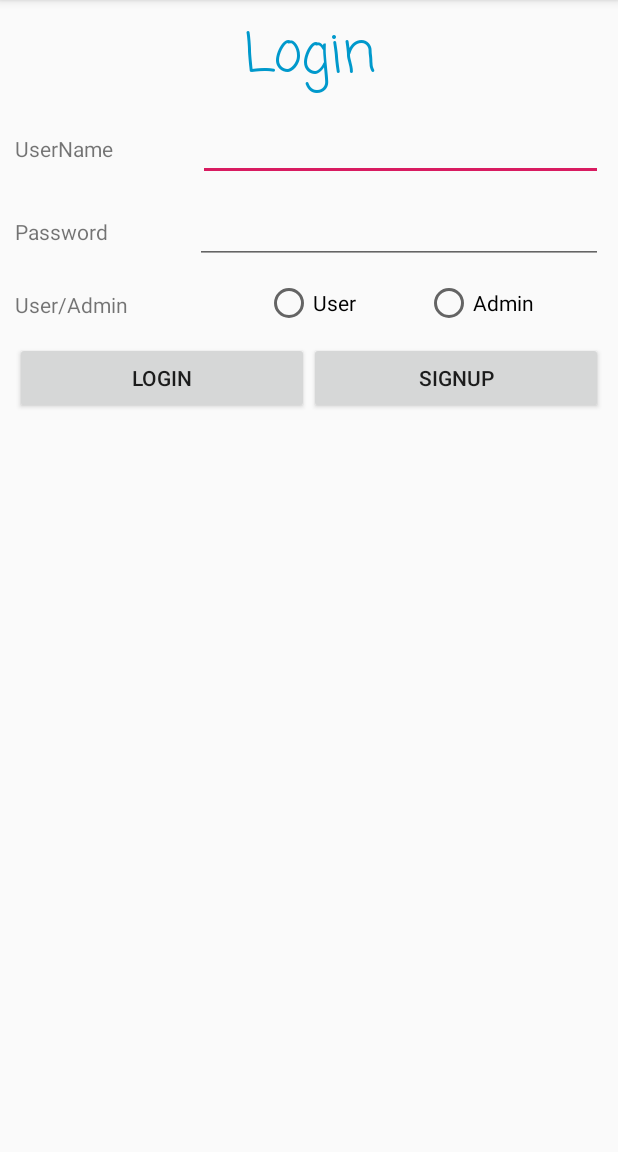
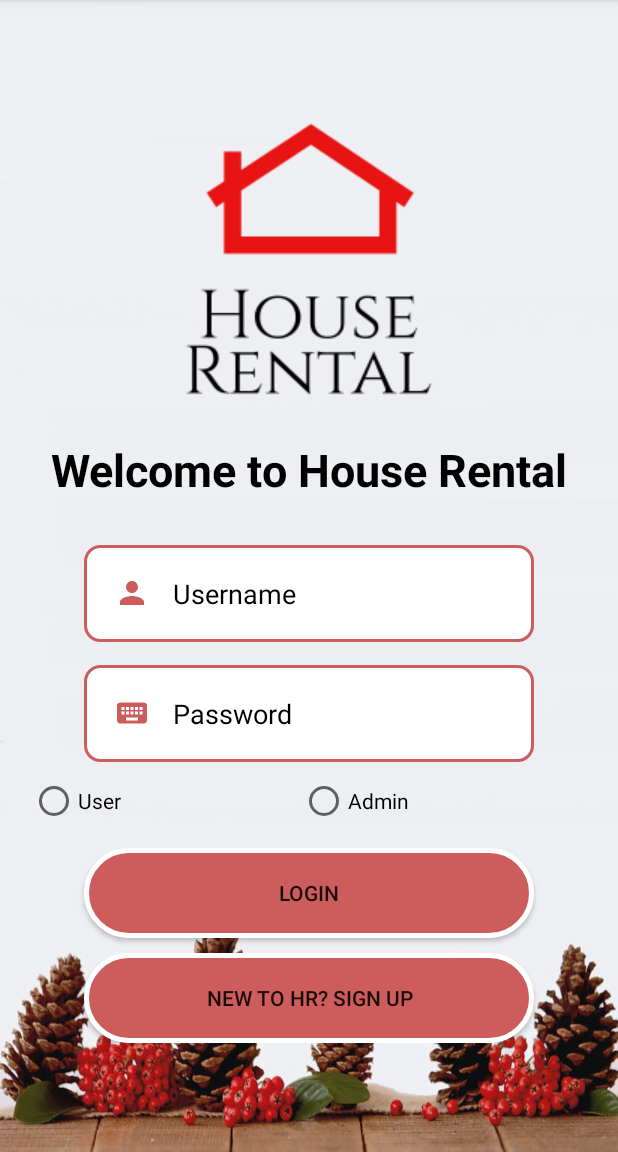
Before and after one commit to subodh270/comp313-002-Team-2-HouseRental, an Android app: the screen it shows after launch (MainActivity), on a phone screen of 412 x 824 dp, the part 84-1236 px from its top. Run offline under Robolectric (Android 15) with nearby library versions, the phone set to English and light mode, and no system bars; our stand-ins replace Firebase (no records; nobody signed in at launch, a user with empty details on screens opened directly); libraries missing offline, so code that uses them is left out: com.msg91.sendotpandroid.

Commit message:
Login Screen Update

```diff
--- /dev/null
+++ b/app/src/main/res/drawable/button.xml
@@ -0,0 +1,8 @@
+<?xml version="1.0" encoding="utf-8"?>
+<shape xmlns:android="http://schemas.android.com/apk/res/android">
+
+    <solid android:color="#cd5c5c"/>
+    <stroke android:color="#ffff" />
+    <stroke android:width="3dp"/>
+    <corners android:radius="100dp"/>
+</shape>
--- /dev/null
+++ b/app/src/main/res/drawable/edit.xml
@@ -0,0 +1,8 @@
+<?xml version="1.0" encoding="utf-8"?>
+<shape xmlns:android="http://schemas.android.com/apk/res/android">
+
+    <solid android:color="#fff"/>
+    <stroke android:color="#cd5c5c" />
+    <stroke android:width="2dp"/>
+    <corners android:radius="10dp"/>
+</shape>
--- /dev/null
+++ b/app/src/main/res/drawable/ic_keyboard_.xml
@@ -0,0 +1,5 @@
+<vector android:height="24dp" android:tint="#CD5C5C"
+    android:viewportHeight="24.0" android:viewportWidth="24.0"
+    android:width="24dp" xmlns:android="http://schemas.android.com/apk/res/android">
+    <path android:fillColor="#FF000000" android:pathData="M20,5L4,5c-1.1,0 -1.99,0.9 -1.99,2L2,17c0,1.1 0.9,2 2,2h16c1.1,0 2,-0.9 2,-2L22,7c0,-1.1 -0.9,-2 -2,-2zM11,8h2v2h-2L11,8zM11,11h2v2h-2v-2zM8,8h2v2L8,10L8,8zM8,11h2v2L8,13v-2zM7,13L5,13v-2h2v2zM7,10L5,10L5,8h2v2zM16,17L8,17v-2h8v2zM16,13h-2v-2h2v2zM16,10h-2L14,8h2v2zM19,13h-2v-2h2v2zM19,10h-2L17,8h2v2z"/>
+</vector>
--- /dev/null
+++ b/app/src/main/res/drawable/ic_person.xml
@@ -0,0 +1,5 @@
+<vector android:height="24dp" android:tint="#CD5C5C"
+    android:viewportHeight="24.0" android:viewportWidth="24.0"
+    android:width="24dp" xmlns:android="http://schemas.android.com/apk/res/android">
+    <path android:fillColor="#FF000000" android:pathData="M12,12c2.21,0 4,-1.79 4,-4s-1.79,-4 -4,-4 -4,1.79 -4,4 1.79,4 4,4zM12,14c-2.67,0 -8,1.34 -8,4v2h16v-2c0,-2.66 -5.33,-4 -8,-4z"/>
+</vector>
--- a/app/src/main/res/layout/activity_main.xml
+++ b/app/src/main/res/layout/activity_main.xml
@@ -1,36 +1,80 @@
 <?xml version="1.0" encoding="utf-8"?>
-<RelativeLayout xmlns:android="http://schemas.android.com/apk/res/android"
+<LinearLayout xmlns:android="http://schemas.android.com/apk/res/android"
     xmlns:app="http://schemas.android.com/apk/res-auto"
     xmlns:tools="http://schemas.android.com/tools"
     android:layout_width="match_parent"
     android:layout_height="match_parent"
+    android:background="@drawable/white_plain1"
+    tools:context=".MainActivity">
+
+    <ScrollView
+        android:layout_width="match_parent"
+        android:layout_height="match_parent"
+        android:id="@+id/scrollView"
+        android:layout_gravity="center">
+
+        <LinearLayout
+            android:id="@+id/root"
+            android:layout_width="match_parent"
+            android:layout_height="match_parent"
+            android:layout_margin="10dp"
+            android:layout_gravity="center"
             android:orientation="vertical"
-    tools:context=".MainActivity">
+            >
             <ProgressBar
                 android:id="@+id/progress"
                 android:visibility="gone"
                 android:layout_centerInParent="true"
                 android:layout_width="50dp"
                 android:layout_height="50dp"/>
-    <LinearLayout
-        android:id="@+id/root"
-        android:layout_width="match_parent"
-        android:layout_height="match_parent"
-        android:orientation="vertical">
+
+            <ImageView
+                android:layout_width="200dp"
+                android:layout_height="200dp"
+                android:src="@drawable/house_rental1"
+                android:layout_gravity="center"
+                />
 
             <TextView
-            android:id="@+id/textView"
-            android:layout_width="match_parent"
+                android:layout_width="wrap_content"
                 android:layout_height="wrap_content"
-            android:layout_marginLeft="10dp"
-            android:layout_marginTop="10dp"
-            android:layout_marginRight="10dp"
-            android:fontFamily="casual"
-            android:text="Login"
-            android:textAlignment="center"
-            android:textColor="@android:color/holo_blue_dark"
-            android:textSize="36sp" />
+                android:text="Welcome to House Rental"
+                android:textStyle="bold"
+                android:textColor="#000000"
+                android:layout_gravity="center"
+                android:textSize="30dp"
+                android:layout_marginTop="20dp"
 
+                />
+            <EditText
+                android:id="@+id/editText"
+                android:layout_width="300dp"
+                android:layout_height="wrap_content"
+                android:inputType="textEmailAddress"
+                android:hint="Username"
+                android:textColorHint="#000000"
+                android:layout_gravity="center"
+                android:drawableLeft="@drawable/ic_person"
+                android:drawablePadding="15dp"
+                android:layout_marginTop="30dp"
+                android:background="@drawable/edit"
+                android:padding="20dp"
+                />
+
+            <EditText
+                android:id="@+id/editText2"
+                android:layout_width="300dp"
+                android:layout_height="wrap_content"
+                android:inputType="textPassword"
+                android:hint="Password"
+                android:textColorHint="#000000"
+                android:layout_gravity="center"
+                android:drawableLeft="@drawable/ic_keyboard_"
+                android:drawablePadding="15dp"
+                android:layout_marginTop="15dp"
+                android:background="@drawable/edit"
+                android:padding="20dp"
+                />
             <LinearLayout
                 android:layout_width="match_parent"
                 android:layout_height="wrap_content"
@@ -39,66 +83,12 @@
                 android:layout_marginRight="10dp"
                 android:orientation="horizontal">
 
-        <TextView
-            android:id="@+id/textView2"
-            android:layout_width="wrap_content"
-            android:layout_height="wrap_content"
-            android:layout_weight="1"
-            android:text="UserName" />
 
-        <EditText
-            android:id="@+id/editText"
-            android:layout_width="wrap_content"
-            android:layout_height="wrap_content"
-            android:layout_weight="1"
-            android:ems="10"
-            android:inputType="textPersonName" />
-    </LinearLayout>
-
-    <LinearLayout
-        android:layout_width="match_parent"
-        android:layout_height="wrap_content"
-        android:layout_marginLeft="10dp"
-        android:layout_marginTop="10dp"
-        android:layout_marginRight="10dp"
-        android:orientation="horizontal">
-
-        <TextView
-            android:id="@+id/textView3"
-            android:layout_width="wrap_content"
-            android:layout_height="wrap_content"
-            android:layout_weight="1"
-            android:text="Password" />
-
-        <EditText
-            android:id="@+id/editText2"
-            android:layout_width="wrap_content"
-            android:layout_height="wrap_content"
-            android:layout_weight="1"
-            android:ems="10"
-            android:inputType="textPassword" />
-    </LinearLayout>
-
-    <LinearLayout
-        android:layout_width="match_parent"
-        android:layout_height="wrap_content"
-        android:layout_marginLeft="10dp"
-        android:layout_marginTop="10dp"
-        android:layout_marginRight="10dp"
-        android:orientation="horizontal">
-
-        <TextView
-            android:id="@+id/textView4"
-            android:layout_width="wrap_content"
-            android:layout_height="wrap_content"
-            android:layout_marginTop="7dp"
-            android:layout_weight="1"
-            android:text="User/Admin" />
 
                 <RadioGroup
                     android:id="@+id/radioGroup"
                     android:layout_width="wrap_content"
-            android:layout_height="wrap_content"
+                    android:layout_height="match_parent"
                     android:layout_weight="1"
                     android:orientation="horizontal">
 
@@ -106,6 +96,7 @@
                         android:id="@+id/radioButton"
                         android:layout_width="wrap_content"
                         android:layout_height="wrap_content"
+                        android:layout_gravity="center"
                         android:layout_weight="1"
                         android:text="User" />
 
@@ -119,27 +110,29 @@
 
             </LinearLayout>
 
-    <LinearLayout
-        android:layout_width="match_parent"
-        android:layout_height="wrap_content"
-        android:layout_marginLeft="10dp"
-        android:layout_marginTop="10dp"
-        android:layout_marginRight="10dp"
-        android:orientation="horizontal">
-
             <Button
                 android:id="@+id/button2"
-            android:layout_width="wrap_content"
-            android:layout_height="wrap_content"
-            android:layout_weight="1"
-            android:text="Login" />
+                android:layout_width="300dp"
+                android:layout_height="60dp"
+                android:layout_gravity="center"
+                android:text="Login"
+                android:background="@drawable/button"
+                android:layout_marginTop="15dp"
+                android:drawablePadding="15dp"
+                />
 
             <Button
                 android:id="@+id/button3"
-            android:layout_width="wrap_content"
-            android:layout_height="wrap_content"
-            android:layout_weight="1"
-            android:text="Signup" />
+                android:layout_width="300dp"
+                android:layout_height="60dp"
+                android:layout_gravity="center"
+                android:text="New to HR? Sign Up"
+                android:background="@drawable/button"
+                android:layout_marginTop="10dp"
+                android:drawablePadding="15dp"
+                />
+
         </LinearLayout>
+    </ScrollView>
+
 </LinearLayout>
-</RelativeLayout>
```
Also changed, not shown: app/src/main/res/drawable/backimg.png (added), app/src/main/res/drawable/house_rental.png (added), app/src/main/res/drawable/house_rental1.png (added), app/src/main/res/drawable/muted_red.png (added), app/src/main/res/drawable/white_plain.png (added), app/src/main/res/drawable/white_plain1.png (added). Lines whose indentation alone changed are shown as unchanged.
